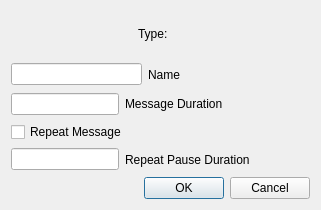
Qt form mqt/MqtLogger/txvmbuttondialog.ui (Rsclub22/Minos2-Mirror) before a commit.
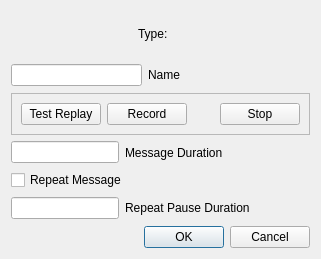
The same form after that commit.

The edit to the form file:
```diff
--- a/mqt/MqtLogger/txvmbuttondialog.ui
+++ b/mqt/MqtLogger/txvmbuttondialog.ui
@@ -7,14 +7,12 @@
     <x>0</x>
     <y>0</y>
     <width>321</width>
-    <height>210</height>
+    <height>259</height>
    </rect>
   </property>
   <property name="windowTitle">
    <string>Dialog</string>
   </property>
-  <layout class="QVBoxLayout" name="verticalLayout_2">
-   <item>
     <layout class="QVBoxLayout" name="verticalLayout">
      <item>
       <layout class="QHBoxLayout" name="horizontalLayout">
@@ -87,6 +85,65 @@
        </item>
       </layout>
      </item>
+   <item>
+    <widget class="QFrame" name="recordingFrame">
+     <property name="frameShape">
+      <enum>QFrame::StyledPanel</enum>
+     </property>
+     <property name="frameShadow">
+      <enum>QFrame::Raised</enum>
+     </property>
+     <layout class="QHBoxLayout" name="horizontalLayout_5">
+      <item>
+       <widget class="QPushButton" name="replayButton">
+        <property name="text">
+         <string>Test Replay</string>
+        </property>
+       </widget>
+      </item>
+      <item>
+       <spacer name="horizontalSpacer_6">
+        <property name="orientation">
+         <enum>Qt::Horizontal</enum>
+        </property>
+        <property name="sizeHint" stdset="0">
+         <size>
+          <width>8</width>
+          <height>20</height>
+         </size>
+        </property>
+       </spacer>
+      </item>
+      <item>
+       <widget class="QPushButton" name="recordButton">
+        <property name="text">
+         <string>Record</string>
+        </property>
+       </widget>
+      </item>
+      <item>
+       <spacer name="horizontalSpacer_7">
+        <property name="orientation">
+         <enum>Qt::Horizontal</enum>
+        </property>
+        <property name="sizeHint" stdset="0">
+         <size>
+          <width>40</width>
+          <height>20</height>
+         </size>
+        </property>
+       </spacer>
+      </item>
+      <item>
+       <widget class="QPushButton" name="stopButton">
+        <property name="text">
+         <string>Stop</string>
+        </property>
+       </widget>
+      </item>
+     </layout>
+    </widget>
+   </item>
      <item>
       <layout class="QHBoxLayout" name="horizontalLayout_2">
        <item>
@@ -145,8 +202,6 @@
           </size>
          </property>
         </spacer>
-       </item>
-      </layout>
      </item>
     </layout>
    </item>
```
Lines whose indentation alone changed are shown as unchanged.
